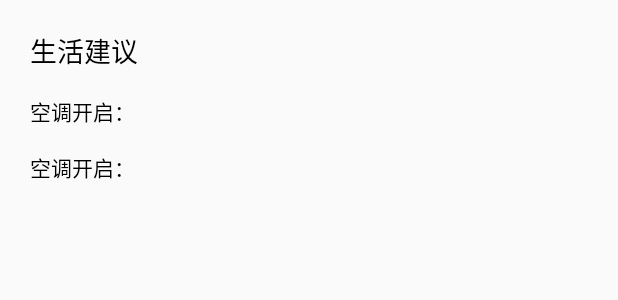
After one commit to VladimirSu/MiniMiniWeather, an Android app: the layout index_detail.xml on its own in the app's theme, with its tools: preview values and no code run, on a phone screen of 412 x 824 dp. The commit adds this screen. Shown: the top 300 px of the screen. Run offline under Robolectric (Android 15) with nearby library versions, the phone set to English and light mode, and no system bars.

Commit message:
更新了详细天气生活指数

```diff
--- a/app/src/main/java/com/yize/miniweather/view/adapter/IndexAdapter.java
+++ b/app/src/main/java/com/yize/miniweather/view/adapter/IndexAdapter.java
@@ -43,7 +43,7 @@ public class IndexAdapter extends RecyclerView.Adapter<IndexAdapter.ViewHolder>
         holder.tv_index_info.setText(index.getInfo());
         holder.tv_index_name.setText(index.getName());
         //Log.i("指数调试","onBindViewHolder()"+index.toString());
-        Glide.with(context).load(R.mipmap.night_cloud).override(50).into(holder.iv_index_icon);
+        Glide.with(context).load(R.mipmap.lifestyle).override(50).into(holder.iv_index_icon);
         holder.iv_index_icon.setOnClickListener(new View.OnClickListener() {
             @Override
             public void onClick(View v) {
--- /dev/null
+++ b/app/src/main/res/layout/index_detail.xml
@@ -0,0 +1,39 @@
+<?xml version="1.0" encoding="utf-8"?>
+<RelativeLayout
+    xmlns:android="http://schemas.android.com/apk/res/android" android:layout_width="match_parent"
+    android:layout_height="match_parent">
+    <!--显示生活指数数据-->
+    <LinearLayout
+        android:layout_width="match_parent"
+        android:layout_height="wrap_content"
+        android:orientation="vertical"
+        android:padding="20dp">
+    <!--标题-->
+    <TextView
+        android:layout_width="wrap_content"
+        android:layout_height="wrap_content"
+        android:text="生活建议"
+        android:textSize="18sp"
+        android:textColor="@color/colorBlack"/>
+
+    <TextView
+        android:layout_width="wrap_content"
+        android:layout_height="wrap_content"
+        android:id="@+id/tv_air_condition"
+        android:text="空调开启："
+        android:textSize="14sp"
+        android:layout_marginTop="16dp"
+        android:textColor="#000"/>
+
+        <TextView
+            android:layout_width="wrap_content"
+            android:layout_height="wrap_content"
+            android:id="@+id/tv_detail"
+            android:text="空调开启："
+            android:textSize="14sp"
+            android:layout_marginTop="16dp"
+            android:textColor="#000"/>
+
+    </LinearLayout>
+
+</RelativeLayout>
```
Also changed, not shown: app/src/main/java/com/yize/miniweather/view/adapter/IndexDetailAdapter.java (added, +58 -0 lines), app/src/main/java/com/yize/miniweather/view/fragment/CityFragment.java (+24 -0 lines), app/src/main/res/layout/fragment_city.xml (+11 -1 lines), app/src/main/res/layout/item_index_detail.xml (added, +17 -0 lines), 1 other file.
